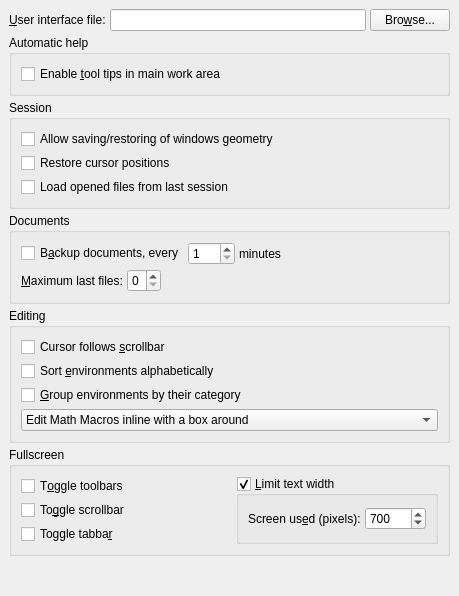
Before: the Qt Designer form src/frontends/qt4/ui/PrefUi.ui in cburschka/lyx, drawn with Qt 5.
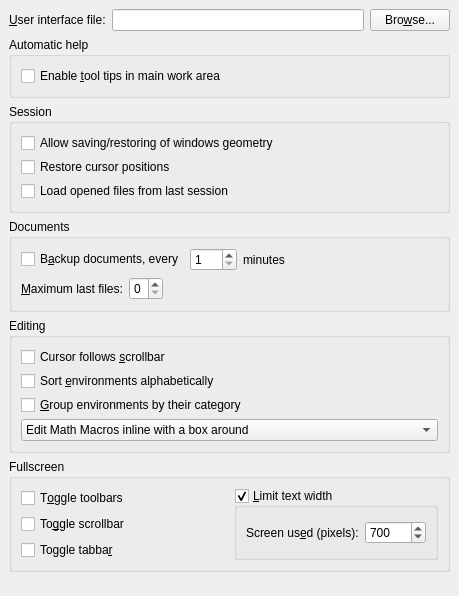
After: the same form once the commit is applied.

Commit message: * made compatible with Qt 4.2 again.

What changed in the file:
```diff
--- a/src/frontends/qt4/ui/PrefUi.ui
+++ b/src/frontends/qt4/ui/PrefUi.ui
@@ -10,7 +10,9 @@
    </rect>
   </property>
   <property name="sizePolicy" >
-   <sizepolicy vsizetype="Fixed" hsizetype="Fixed" >
+   <sizepolicy>
+    <hsizetype>0</hsizetype>
+    <vsizetype>0</vsizetype>
     <horstretch>0</horstretch>
     <verstretch>0</verstretch>
    </sizepolicy>
@@ -19,6 +21,12 @@
    <string/>
   </property>
   <layout class="QGridLayout" >
+   <property name="margin" >
+    <number>9</number>
+   </property>
+   <property name="spacing" >
+    <number>6</number>
+   </property>
    <item row="2" column="0" colspan="3" >
     <widget class="QGroupBox" name="GeometryGB" >
      <property name="title" >
@@ -28,10 +36,10 @@
       <bool>true</bool>
      </property>
      <layout class="QGridLayout" >
-      <property name="horizontalSpacing" >
-       <number>4</number>
+      <property name="margin" >
+       <number>9</number>
       </property>
-      <property name="verticalSpacing" >
+      <property name="spacing" >
        <number>4</number>
       </property>
       <item row="0" column="0" >
@@ -76,6 +84,12 @@
       <bool>true</bool>
      </property>
      <layout class="QGridLayout" >
+      <property name="margin" >
+       <number>9</number>
+      </property>
+      <property name="spacing" >
+       <number>6</number>
+      </property>
       <item rowspan="3" row="0" column="2" >
        <widget class="QGroupBox" name="fullscreenLimitGB" >
         <property name="title" >
@@ -85,6 +99,12 @@
          <bool>true</bool>
         </property>
         <layout class="QGridLayout" >
+         <property name="margin" >
+          <number>9</number>
+         </property>
+         <property name="spacing" >
+          <number>6</number>
+         </property>
          <item row="0" column="1" >
           <widget class="QSpinBox" name="fullscreenWidthSB" >
            <property name="minimum" >
@@ -144,7 +164,9 @@
       <item row="0" column="0" >
        <widget class="QCheckBox" name="toggleToolbarsCB" >
         <property name="sizePolicy" >
-         <sizepolicy vsizetype="Fixed" hsizetype="Fixed" >
+         <sizepolicy>
+          <hsizetype>0</hsizetype>
+          <vsizetype>0</vsizetype>
           <horstretch>0</horstretch>
           <verstretch>0</verstretch>
          </sizepolicy>
@@ -169,10 +191,10 @@
       <bool>true</bool>
      </property>
      <layout class="QGridLayout" >
-      <property name="horizontalSpacing" >
-       <number>4</number>
+      <property name="margin" >
+       <number>9</number>
       </property>
-      <property name="verticalSpacing" >
+      <property name="spacing" >
        <number>4</number>
       </property>
       <item row="0" column="0" >
@@ -227,8 +249,20 @@
       <bool>true</bool>
      </property>
      <layout class="QGridLayout" >
+      <property name="margin" >
+       <number>9</number>
+      </property>
+      <property name="spacing" >
+       <number>6</number>
+      </property>
       <item row="1" column="0" colspan="4" >
        <layout class="QHBoxLayout" >
+        <property name="margin" >
+         <number>0</number>
+        </property>
+        <property name="spacing" >
+         <number>6</number>
+        </property>
         <item>
          <widget class="QLabel" name="lastfilesLA" >
           <property name="text" >
@@ -326,10 +360,10 @@
       <bool>true</bool>
      </property>
      <layout class="QGridLayout" >
-      <property name="horizontalSpacing" >
-       <number>4</number>
+      <property name="margin" >
+       <number>9</number>
       </property>
-      <property name="verticalSpacing" >
+      <property name="spacing" >
        <number>4</number>
       </property>
       <item row="0" column="0" >
```
Left out of the diff: 12 changed lines with no effect on the pictures.
